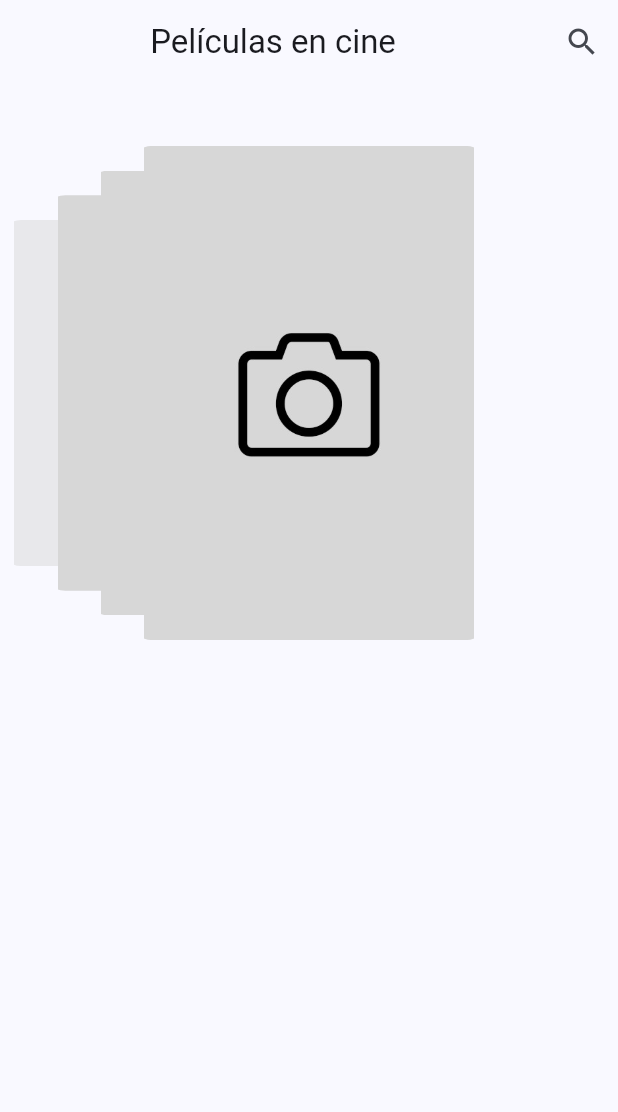
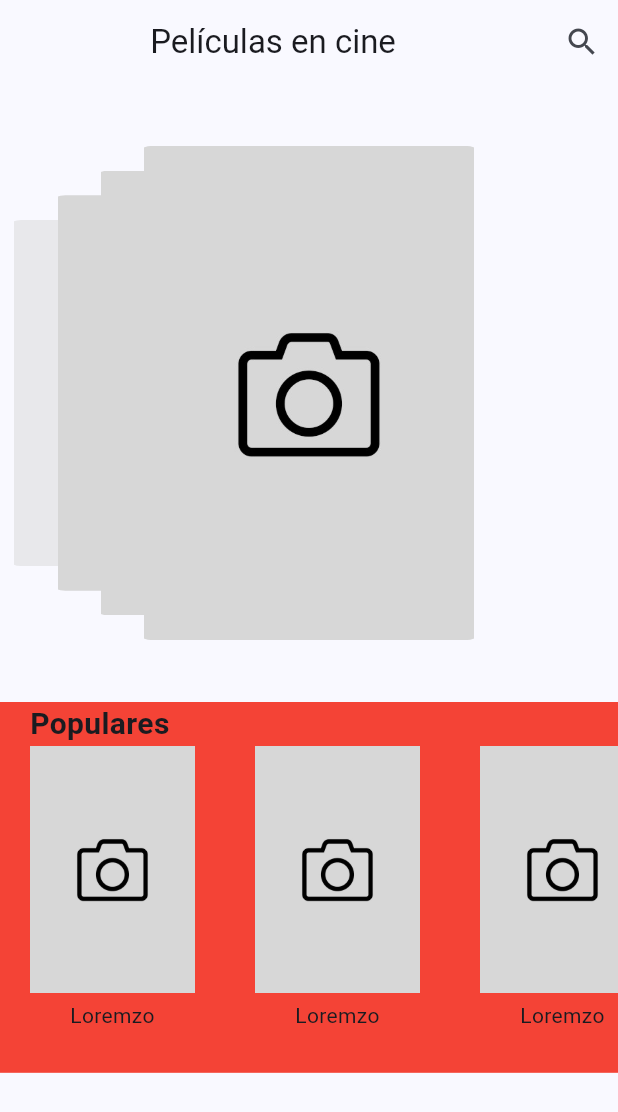
Before and after one commit to maluxz/peliculas2024, a Flutter app: the screen it shows after launch, on a phone screen of 412 x 824 dp. Shown: the top 1112 px of the screen. Run offline on Flutter 3.47's test engine with Material 3 defaults, Android fonts, the phone set to English and light mode, and no system bars; drawn by our look-alikes of card_swiper.

Commit message:
Se agrega movie_slider

```diff
--- a/lib/screens/home_screen.dart
+++ b/lib/screens/home_screen.dart
@@ -14,7 +14,7 @@ class HomeScreen extends StatelessWidget {
         title: Center(child: Text('Películas en cine')), // Título centrado
       ),
       body: Column( // Cuerpo de la pantalla, una columna para apilar widgets verticalmente
-        children: [CardSwiper()], // Contiene un CardSwiper para mostrar las películas
+        children: [CardSwiper(),MovieSlider()], // Contiene un CardSwiper para mostrar las películas
       ),
     );
   }
--- /dev/null
+++ b/lib/widgets/movie_slider.dart
@@ -0,0 +1,74 @@
+import 'package:flutter/material.dart';
+
+class MovieSlider extends StatelessWidget {
+  const MovieSlider({super.key});
+
+  @override
+  Widget build(BuildContext context) {
+    final size = MediaQuery.of(context).size;
+    return Container(
+      width: double.infinity,
+      height: size.height * 0.30,
+      color: Colors.red,
+      child: Column(
+        crossAxisAlignment: CrossAxisAlignment.start,
+        children: [
+          const Padding(
+            padding: EdgeInsets.symmetric(
+              horizontal: 20,
+            ),
+            child: Text(
+              'Populares',
+              style: TextStyle(
+                fontSize: 20,
+                fontWeight: FontWeight.bold,
+              ),
+            ),
+          ),
+          Expanded(
+              child: ListView.builder(
+            scrollDirection: Axis.horizontal,
+            itemCount: 20,
+            itemBuilder: (_, int index) => _MoviePoster(),
+          )),
+        ],
+      ),
+    );
+  }
+}
+
+class _MoviePoster extends StatelessWidget {
+  const _MoviePoster({super.key});
+
+  @override
+  Widget build(BuildContext context) {
+    return Container(
+      width: 130,
+      height: 210,
+      margin: const EdgeInsets.symmetric(horizontal: 10),
+      child: Column(
+        children: [
+          GestureDetector(
+            onTap: () => Navigator.pushNamed(context, 'details', arguments: ''),
+            child: ClipRect(
+              // borderRadius: BorderRadius.circular(20),
+              child: FadeInImage(
+                placeholder: AssetImage('assets/loading.gif'),
+                image: AssetImage('assets/no-image.jpeg'),
+                width: 130,
+                height: 165,
+              ),
+            ),
+          ),
+          const SizedBox(height: 5),
+          const Text(
+            'Loremzo',
+            maxLines: 2,
+            overflow: TextOverflow.ellipsis,
+            textAlign: TextAlign.center,
+          )
+        ],
+      ),
+    );
+  }
+}
--- a/lib/widgets/widgets.dart
+++ b/lib/widgets/widgets.dart
@@ -1 +1,2 @@
 export 'package:peliculas2024/widgets/card_swiper.dart';
+export 'package:peliculas2024/widgets/movie_slider.dart';
```
